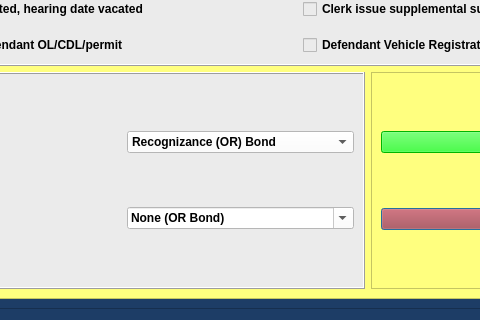
HunterProgram22/MuniEntry, file package/views/ui/FailureToAppearDialog.ui: the form before one commit; both pictures show x 126 to 606 and y 405 to 725 of the 988 by 725 pixel window.
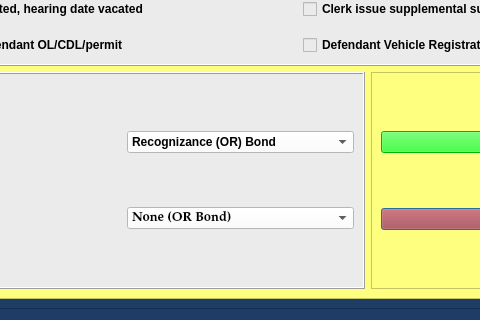
The form after the commit.

The edit to the form file:
```diff
--- a/package/views/ui/FailureToAppearDialog.ui
+++ b/package/views/ui/FailureToAppearDialog.ui
@@ -457,7 +457,7 @@
                 <string notr="true">background-color: rgb(255, 255, 255);</string>
                </property>
                <property name="editable">
-                <bool>true</bool>
+                <bool>false</bool>
                </property>
                <item>
                 <property name="text">
```
Left out of the diff: 10 changed lines with no effect on the pictures.
